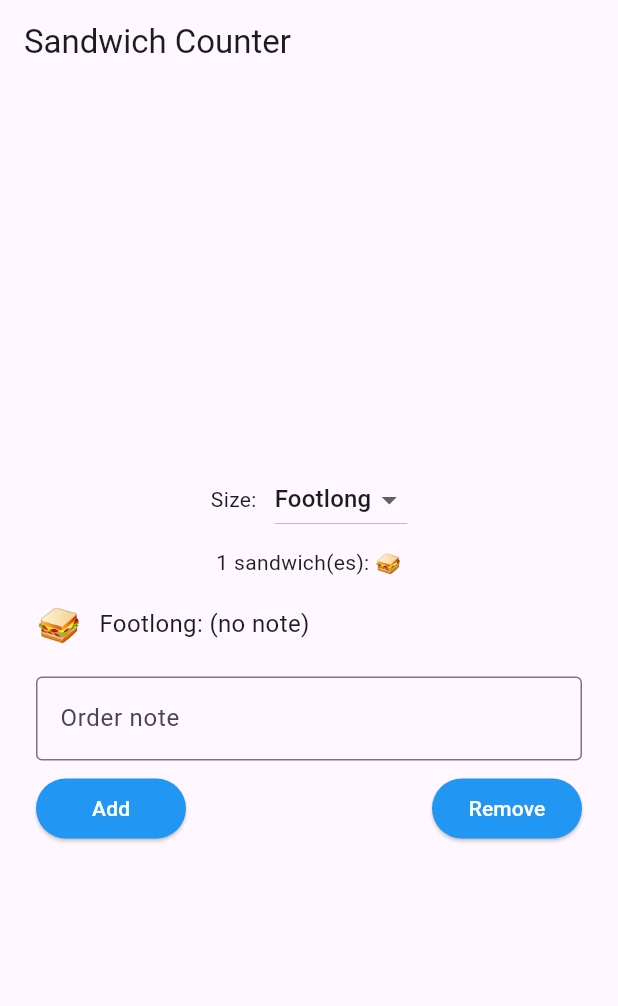
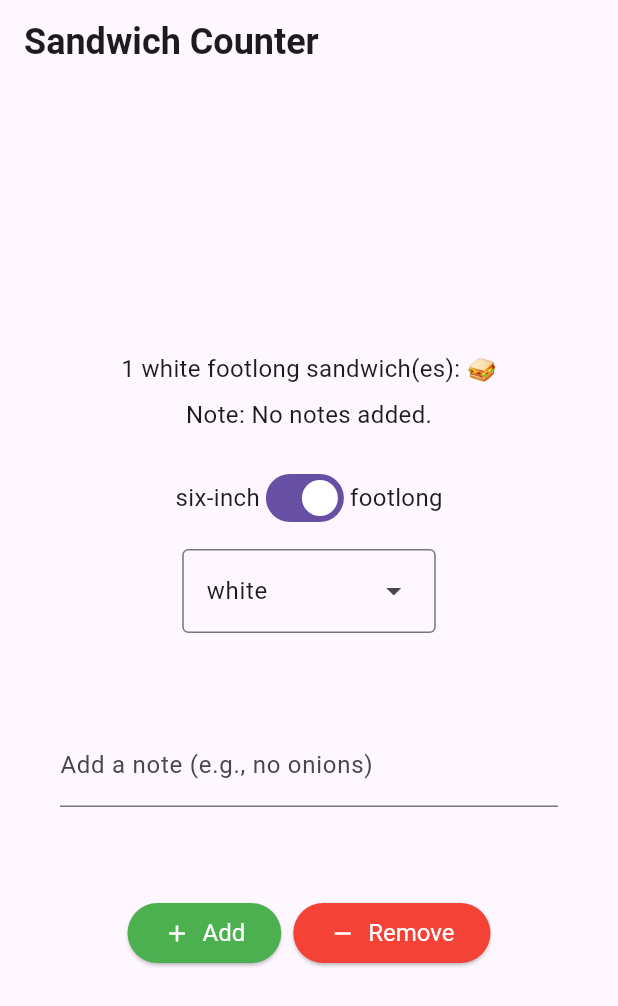
Before and after one commit to anirejlova/sandwitch_shop, a Flutter app: the screen it shows after launch, after a tap on "Add", on a phone screen of 412 x 824 dp. Shown: the top 1006 px of the screen. Run offline on Flutter 3.47's test engine with Material 3 defaults, Android fonts, the phone set to English and light mode, and no system bars.

Commit message:
ensure match with Mani's code

```diff
--- /dev/null
+++ b/lib/app_styles.dart
@@ -0,0 +1,10 @@
+import 'package:flutter/material.dart';
+
+const TextStyle normalText = TextStyle(
+  fontSize: 16,
+);
+
+const heading1 = TextStyle(
+  fontSize: 24,
+  fontWeight: FontWeight.bold,
+);
--- a/lib/main.dart
+++ b/lib/main.dart
@@ -1,4 +1,7 @@
 import 'package:flutter/material.dart';
+import 'app_styles.dart';
+
+enum BreadType { white, wheat, wholemeal }
 
 void main() {
   runApp(const App());
@@ -10,7 +13,7 @@
   @override
   Widget build(BuildContext context) {
     return const MaterialApp(
-      title: 'Sandwitch Shop App',
+      title: 'Sandwich Shop App',
       home: OrderScreen(maxQuantity: 5),
     );
   }
@@ -27,126 +30,145 @@
   }
 }
 
-class OrderItem {
-  final String type;
-  final String note;
-  OrderItem({required this.type, required this.note});
-}
+class _OrderScreenState extends State<OrderScreen> {
+  int _quantity = 0;
+  final TextEditingController _notesController = TextEditingController();
+  bool _isFootlong = true;
+  BreadType _selectedBreadType = BreadType.white;
 
-class _OrderScreenState extends State<OrderScreen> {
-  final List<OrderItem> _items = [];
-  String _selectedSize = 'Footlong';
-  final TextEditingController _noteController = TextEditingController();
-
-  int get _quantity => _items.length;
-
-  void _increaseQuantity() {
-    if (_quantity < widget.maxQuantity) {
-      setState(() {
-        _items.add(OrderItem(type: _selectedSize, note: _noteController.text));
-        _noteController.clear();
+  @override
+  void initState() {
+    super.initState();
+    _notesController.addListener(() {
+      setState(() {});
     });
-    }
-  }
-
-  void _decreaseQuantity() {
-    if (_quantity > 0) {
-      setState(() {
-        _items.removeLast();
-      });
-    }
   }
 
   @override
   void dispose() {
-    _noteController.dispose();
+    _notesController.dispose();
     super.dispose();
+  }
+
+  VoidCallback? _getIncreaseCallback() {
+    if (_quantity < widget.maxQuantity) {
+      return () {
+        setState(() => _quantity++);
+      };
+    }
+    return null;
+  }
+
+  VoidCallback? _getDecreaseCallback() {
+    if (_quantity > 0) {
+      return () {
+        setState(() => _quantity--);
+      };
+    }
+    return null;
+  }
+
+  void _onSandwichTypeChanged(bool value) {
+    setState(() => _isFootlong = value);
+  }
+
+  void _onBreadTypeSelected(BreadType? value) {
+    if (value != null) {
+      setState(() => _selectedBreadType = value);
+    }
+  }
+
+  List<DropdownMenuEntry<BreadType>> _buildDropdownEntries() {
+    List<DropdownMenuEntry<BreadType>> entries = [];
+    for (BreadType bread in BreadType.values) {
+      DropdownMenuEntry<BreadType> newEntry = DropdownMenuEntry<BreadType>(
+        value: bread,
+        label: bread.name,
+      );
+      entries.add(newEntry);
+    }
+    return entries;
   }
 
   @override
   Widget build(BuildContext context) {
+    String sandwichType = 'footlong';
+    if (!_isFootlong) {
+      sandwichType = 'six-inch';
+    }
+
+    String noteForDisplay;
+    if (_notesController.text.isEmpty) {
+      noteForDisplay = 'No notes added.';
+    } else {
+      noteForDisplay = _notesController.text;
+    }
+
     return Scaffold(
       appBar: AppBar(
-        title: const Text('Sandwich Counter'),
+        title: const Text(
+          'Sandwich Counter',
+          style: heading1,
+        ),
       ),
       body: Center(
         child: Column(
           mainAxisAlignment: MainAxisAlignment.center,
           children: <Widget>[
-            // Size selector row
-            Padding(
-              padding: const EdgeInsets.symmetric(horizontal: 24.0),
-              child: Row(
+            OrderItemDisplay(
+              quantity: _quantity,
+              itemType: sandwichType,
+              breadType: _selectedBreadType,
+              orderNote: noteForDisplay,
+            ),
+            const SizedBox(height: 20),
+            Row(
               mainAxisAlignment: MainAxisAlignment.center,
               children: [
-                  const Text('Size:'),
-                  const SizedBox(width: 12),
-                  DropdownButton<String>(
-                    value: _selectedSize,
-                    items: const [
-                      DropdownMenuItem(
-                          value: 'Footlong', child: Text('Footlong')),
-                      DropdownMenuItem(
-                          value: 'Six-inch', child: Text('Six-inch')),
-                    ],
-                    onChanged: (val) {
-                      if (val != null) setState(() => _selectedSize = val);
-                    },
+                const Text('six-inch', style: normalText),
+                Switch(
+                  value: _isFootlong,
+                  onChanged: _onSandwichTypeChanged,
                 ),
+                const Text('footlong', style: normalText),
               ],
             ),
+            const SizedBox(height: 10),
+            DropdownMenu<BreadType>(
+              textStyle: normalText,
+              initialSelection: _selectedBreadType,
+              onSelected: _onBreadTypeSelected,
+              dropdownMenuEntries: _buildDropdownEntries(),
             ),
-
-            const SizedBox(height: 8),
-
-            // Combined summary + per-item list
-            OrderItemList(
-              items: _items,
-            ),
-
-            const SizedBox(height: 12),
-
-            // Note input used when adding a new sandwich
+            const SizedBox(height: 20),
             Padding(
-              padding: const EdgeInsets.symmetric(horizontal: 24.0),
+              padding: const EdgeInsets.all(40.0),
               child: TextField(
-                controller: _noteController,
+                key: const Key('notes_textfield'),
+                controller: _notesController,
                 decoration: const InputDecoration(
-                  labelText: 'Order note',
-                  hintText: 'e.g., no onions, extra pickles',
-                  border: OutlineInputBorder(),
+                  labelText: 'Add a note (e.g., no onions)',
                 ),
               ),
             ),
-
-            Padding(
-              padding:
-                  const EdgeInsets.symmetric(horizontal: 24.0, vertical: 8.0),
-              child: SizedBox(
-                width:
-                    double.infinity, // make the Row take full available width
-                child: Row(
-                  mainAxisAlignment: MainAxisAlignment.spaceBetween,
+            const SizedBox(height: 20),
+            Row(
+              mainAxisAlignment: MainAxisAlignment.center,
               children: [
-                    SizedBox(
-                      width: 100.0,
-                      child: StyledButton(
-                        onPressed: _quantity < widget.maxQuantity
-                            ? _increaseQuantity
-                            : null,
+                StyledButton(
+                  onPressed: _getIncreaseCallback(),
+                  icon: Icons.add,
                   label: 'Add',
+                  backgroundColor: Colors.green,
                 ),
-                    ),
-                    SizedBox(
-                      width: 100.0,
-                      child: StyledButton(
-                        onPressed: _quantity > 0 ? _decreaseQuantity : null,
+                const SizedBox(width: 8),
+                StyledButton(
+                  onPressed: _getDecreaseCallback(),
+                  icon: Icons.remove,
                   label: 'Remove',
-                      ),
+                  backgroundColor: Colors.red,
                 ),
               ],
-                ),
-              ),
             ),
           ],
         ),
@@ -156,73 +178,71 @@
 }
 
 class StyledButton extends StatelessWidget {
+  final VoidCallback? onPressed;
+  final IconData icon;
   final String label;
-  final VoidCallback? onPressed;
   final Color backgroundColor;
-  final Color foregroundColor;
 
   const StyledButton({
+    super.key,
+    required this.onPressed,
+    required this.icon,
     required this.label,
-    required this.onPressed,
-    this.backgroundColor = Colors.blue,
-    this.foregroundColor = Colors.white,
-    super.key,
+    required this.backgroundColor,
   });
 
   @override
   Widget build(BuildContext context) {
+    ButtonStyle myButtonStyle = ElevatedButton.styleFrom(
+      backgroundColor: backgroundColor,
+      foregroundColor: Colors.white,
+      textStyle: normalText,
+    );
+
     return ElevatedButton(
       onPressed: onPressed,
-      style: ElevatedButton.styleFrom(
-        backgroundColor: backgroundColor,
-        foregroundColor: foregroundColor,
+      style: myButtonStyle,
+      child: Row(
+        children: [
+          Icon(icon),
+          const SizedBox(width: 8),
+          Text(label),
+        ],
       ),
-      child: Text(label),
     );
   }
 }
 
-class OrderItemList extends StatelessWidget {
-  final List<OrderItem> items;
+class OrderItemDisplay extends StatelessWidget {
+  final int quantity;
+  final String itemType;
+  final BreadType breadType;
+  final String orderNote;
 
-  const OrderItemList({
-    required this.items,
+  const OrderItemDisplay({
     super.key,
+    required this.quantity,
+    required this.itemType,
+    required this.breadType,
+    required this.orderNote,
   });
 
   @override
   Widget build(BuildContext context) {
-    final quantity = items.length;
-    final emojis = List.filled(quantity, '🥪').join();
+    String displayText =
+        '$quantity ${breadType.name} $itemType sandwich(es): ${'🥪' * quantity}';
 
     return Column(
-      mainAxisSize: MainAxisSize.min,
       children: [
-        Text('$quantity sandwich(es): $emojis', textAlign: TextAlign.center),
+        Text(
+          displayText,
+          style: normalText,
+        ),
         const SizedBox(height: 8),
-        if (items.isEmpty)
-          const Text('(no notes)', textAlign: TextAlign.center)
-        else
-          ...List.generate(items.length, (i) {
-            final item = items[i];
-            return Padding(
-              padding:
-                  const EdgeInsets.symmetric(vertical: 6.0, horizontal: 24.0),
-              child: Row(
-                crossAxisAlignment: CrossAxisAlignment.center,
-                children: [
-                  const Text('🥪', style: TextStyle(fontSize: 24)),
-                  const SizedBox(width: 12),
-                  Expanded(
-                    child: Text(
-                      '${item.type}: ${item.note.isNotEmpty ? item.note : '(no note)'}',
-                      style: const TextStyle(fontSize: 16),
+        Text(
+          'Note: $orderNote',
+          style: normalText,
         ),
-                  ),
-                ],
-              ),
-            );
-          }),
       ],
     );
   }
```
Also changed, not shown: 1 other file. Lines whose indentation alone changed are shown as unchanged.
